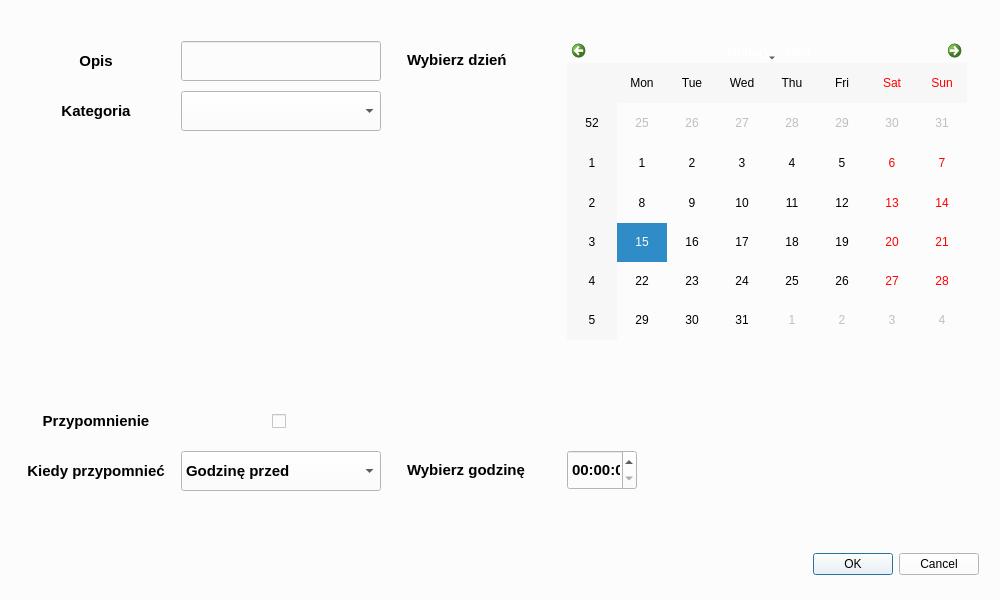
Before: the Qt Designer form addEvent.ui in LeMeTwo/JPWP2022, drawn with Qt 5.
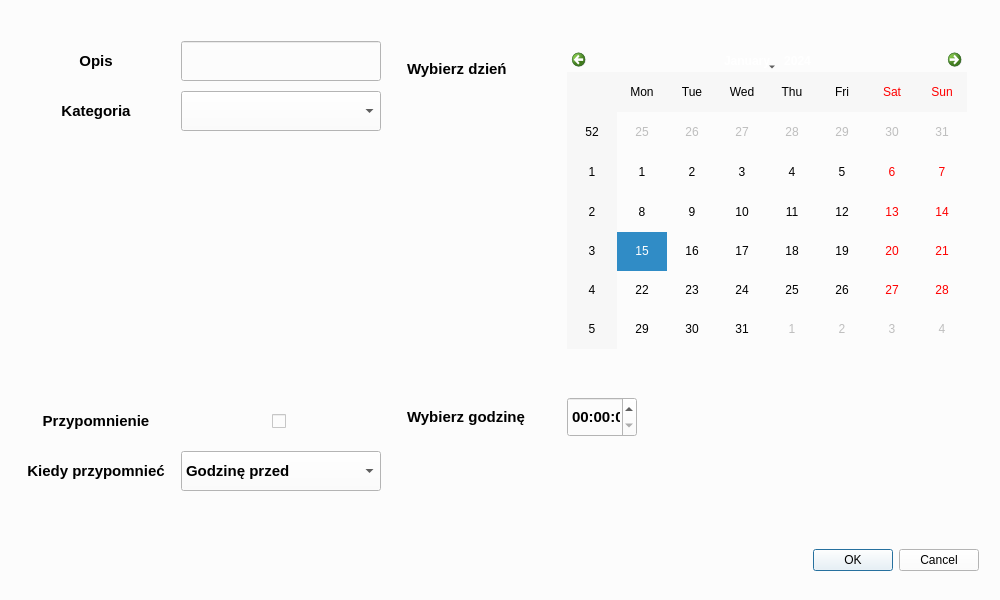
After: the same form once the commit is applied. Icons and pictures are not drawn.

What changed in the file:
```diff
--- a/addEvent.ui
+++ b/addEvent.ui
@@ -565,7 +565,7 @@
        <property name="sizeHint" stdset="0">
         <size>
          <width>20</width>
-         <height>90</height>
+         <height>20</height>
         </size>
        </property>
       </spacer>
@@ -648,7 +648,7 @@
        <property name="sizeHint" stdset="0">
         <size>
          <width>20</width>
-         <height>40</height>
+         <height>80</height>
         </size>
        </property>
       </spacer>
```
Left out of the diff: 16 changed lines with no effect on the pictures.
